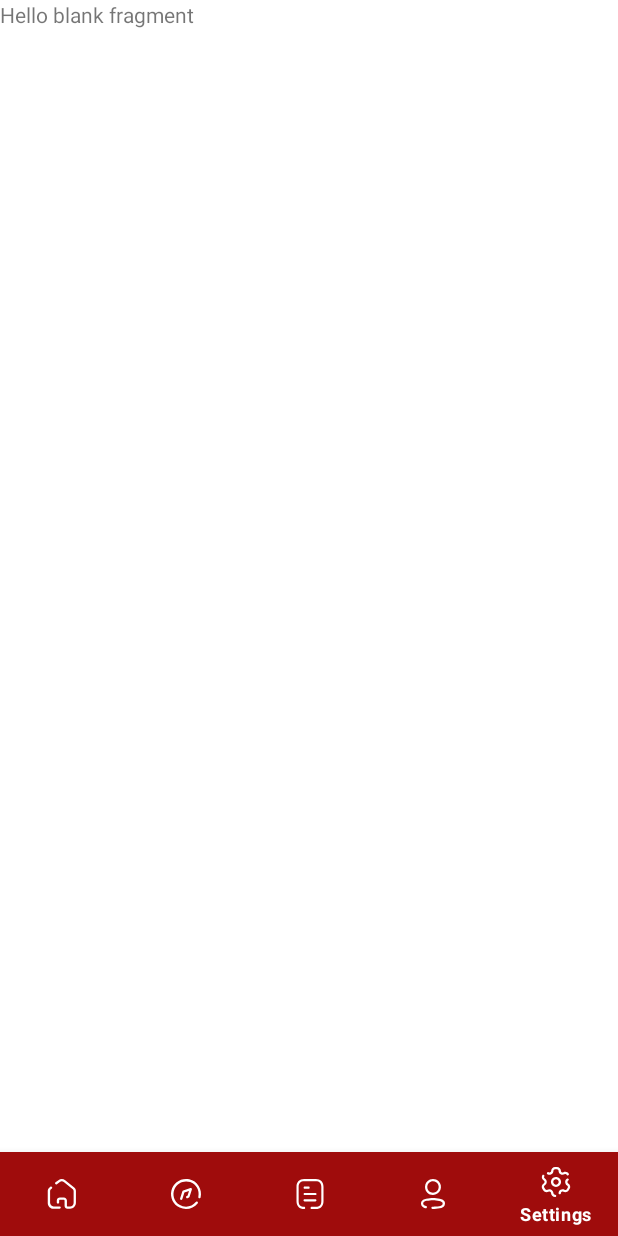
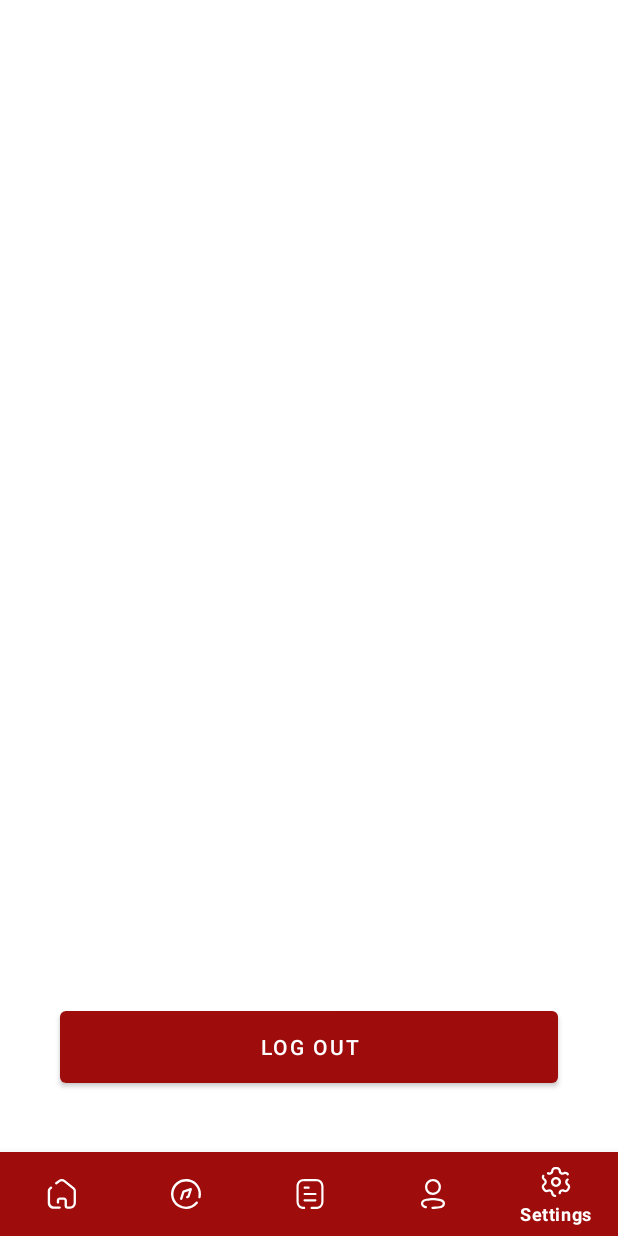
Before and after one commit to AvneetSingh2001/Halchal, an Android app: the screen it shows after launch once a user with an empty profile is signed in (HomeActivity), item 5 of the bottom bar chosen, on a phone screen of 412 x 824 dp. Run offline under Robolectric (Android 15) with nearby library versions, the phone set to English and light mode, and no system bars; our stand-ins replace Dagger/Hilt's generated code, Firebase (no records; nobody signed in at launch, a user with empty details on screens opened directly), navigation-ui; 1 statement that could not run was skipped.

Commit message:
HomeScreen

```diff
--- a/app/src/main/java/com/avicodes/halchalin/presentation/di/FactoryModule.kt
+++ b/app/src/main/java/com/avicodes/halchalin/presentation/di/FactoryModule.kt
@@ -3,6 +3,9 @@ package com.avicodes.halchalin.presentation.di
 import com.avicodes.halchalin.domain.usecase.authenticationUseCase.*
 import com.avicodes.halchalin.presentation.ui.auth.AuthFragmentViewModelFactory
 import com.avicodes.halchalin.presentation.ui.auth.DetailsFragmentViewModelFactory
+import com.avicodes.halchalin.presentation.ui.home.HomeActivityViewModelFactory
+import com.google.firebase.auth.FirebaseAuth
+import com.google.firebase.ktx.Firebase
 import dagger.Module
 import dagger.Provides
 import dagger.hilt.InstallIn
@@ -37,4 +40,11 @@ class FactoryModule {
         )
     }
 
+    @Singleton
+    @Provides
+    fun provideHomeActivityViewModelFactory(
+        auth: FirebaseAuth
+    ): HomeActivityViewModelFactory {
+        return HomeActivityViewModelFactory(auth)
+    }
 }
--- a/app/src/main/java/com/avicodes/halchalin/presentation/ui/auth/AuthFragment.kt
+++ b/app/src/main/java/com/avicodes/halchalin/presentation/ui/auth/AuthFragment.kt
@@ -52,7 +52,6 @@ class AuthFragment : Fragment() {
     override fun onViewCreated(view: View, savedInstanceState: Bundle?) {
         super.onViewCreated(view, savedInstanceState)
 
-
         viewModel = ViewModelProvider(requireActivity(), viewModelFactory)[AuthFragmentViewModel::class.java]
 
         binding.apply {
@@ -78,9 +77,7 @@ class AuthFragment : Fragment() {
                                     progCons.visibility = View.VISIBLE
                                     mainCons.visibility = View.INVISIBLE
                                     if(text == context?.getString(R.string.code_sent)) {
-                                        val action =
-                                            AuthFragmentDirections.actionAuthFragmentToCodeAuthFragment("+91$phone")
-                                        requireView().findNavController().navigate(action)
+                                        navigateToCodeAuth(phone)
                                     }
                                     Log.e("MYTAG", "AuthFragment")
                                 }
@@ -114,11 +111,17 @@ class AuthFragment : Fragment() {
         }
     }
 
+    override fun onResume() {
+        super.onResume()
+
+    }
+
 
     fun navigateToNextScreen(phone: String) {
         viewModel.getUser(phone).observe(requireActivity(), Observer {
             when(it) {
                 is Response.Success -> {
+
                     if(it.data != null) {
                         Log.i("MYTAG", "Success to home: ${phone}")
                         navigateToHomeScreen()
@@ -135,7 +138,11 @@ class AuthFragment : Fragment() {
                         Log.e("Loading", it.toString())
                 }
             }
+
         })
+
+
+
     }
 
     fun navigateToDetailsScreen() {
@@ -147,4 +154,10 @@ class AuthFragment : Fragment() {
         val action = AuthFragmentDirections.actionAuthFragmentToHomeActivity()
         requireView().findNavController().navigate(action)
     }
+
+    fun navigateToCodeAuth(phone: String) {
+        val action =
+            AuthFragmentDirections.actionAuthFragmentToCodeAuthFragment("+91$phone")
+        requireView().findNavController().navigate(action)
+    }
 }
--- a/app/src/main/java/com/avicodes/halchalin/presentation/ui/home/AdsFragment.kt
+++ b/app/src/main/java/com/avicodes/halchalin/presentation/ui/home/AdsFragment.kt
@@ -6,6 +6,7 @@ import android.view.LayoutInflater
 import android.view.View
 import android.view.ViewGroup
 import com.avicodes.halchalin.R
+import dagger.hilt.android.AndroidEntryPoint
 
 // TODO: Rename parameter arguments, choose names that match
 // the fragment initialization parameters, e.g. ARG_ITEM_NUMBER
@@ -17,6 +18,7 @@ private const val ARG_PARAM2 = "param2"
  * Use the [AdsFragment.newInstance] factory method to
  * create an instance of this fragment.
  */
+@AndroidEntryPoint
 class AdsFragment : Fragment() {
     // TODO: Rename and change types of parameters
     private var param1: String? = null
--- a/app/src/main/java/com/avicodes/halchalin/presentation/ui/home/HomeActivity.kt
+++ b/app/src/main/java/com/avicodes/halchalin/presentation/ui/home/HomeActivity.kt
@@ -3,11 +3,14 @@ package com.avicodes.halchalin.presentation.ui.home
 import androidx.appcompat.app.AppCompatActivity
 import android.os.Bundle
 import android.view.View
+import androidx.lifecycle.ViewModelProvider
+import androidx.lifecycle.viewmodel.compose.viewModel
 import androidx.navigation.findNavController
 import androidx.navigation.ui.setupWithNavController
 import com.avicodes.halchalin.R
 import com.avicodes.halchalin.databinding.ActivityHomeBinding
 import dagger.hilt.android.AndroidEntryPoint
+import javax.inject.Inject
 
 @AndroidEntryPoint
 class HomeActivity : AppCompatActivity() {
@@ -15,10 +18,17 @@ class HomeActivity : AppCompatActivity() {
     private var _binding: ActivityHomeBinding? = null
     private val binding get() = _binding!!
 
+    @Inject
+    lateinit var viewModelFactory: HomeActivityViewModelFactory
+
+    private lateinit var viewModel: HomeActivityViewModel
+
     override fun onCreate(savedInstanceState: Bundle?) {
         super.onCreate(savedInstanceState)
         _binding = ActivityHomeBinding.inflate(layoutInflater)
         setContentView(binding.root)
+
+        viewModel = ViewModelProvider(this, viewModelFactory)[HomeActivityViewModel::class.java]
 
         val navController  = findNavController(R.id.fragmentContainerView)
         navController.setGraph(
@@ -46,4 +56,8 @@ class HomeActivity : AppCompatActivity() {
         binding.bottomNavigation.visibility = View.GONE
 
     }
+
+    fun logout() {
+        viewModel.logout()
+    }
 }
--- /dev/null
+++ b/app/src/main/java/com/avicodes/halchalin/presentation/ui/home/HomeActivityViewModel.kt
@@ -0,0 +1,15 @@
+package com.avicodes.halchalin.presentation.ui.home
+
+import androidx.lifecycle.ViewModel
+import com.google.firebase.auth.FirebaseAuth
+import com.google.firebase.ktx.Firebase
+
+
+class HomeActivityViewModel(
+    val auth: FirebaseAuth
+): ViewModel() {
+
+    fun logout() {
+        auth.signOut()
+    }
+}
--- /dev/null
+++ b/app/src/main/java/com/avicodes/halchalin/presentation/ui/home/HomeActivityViewModelFactory.kt
@@ -0,0 +1,19 @@
+package com.avicodes.halchalin.presentation.ui.home
+
+import androidx.lifecycle.ViewModel
+import androidx.lifecycle.ViewModelProvider
+import com.avicodes.halchalin.domain.usecase.authenticationUseCase.GetUserPhoneUseCase
+import com.avicodes.halchalin.domain.usecase.authenticationUseCase.UserUploadRemotelyUseCase
+import com.avicodes.halchalin.presentation.ui.auth.DetailsFragmentViewModel
+import com.google.firebase.auth.FirebaseAuth
+
+class HomeActivityViewModelFactory(
+    val auth: FirebaseAuth
+): ViewModelProvider.Factory{
+
+    override fun <T : ViewModel> create(modelClass: Class<T>): T {
+        return HomeActivityViewModel(
+            auth
+        ) as T
+    }
+}
--- a/app/src/main/java/com/avicodes/halchalin/presentation/ui/home/HomeFragment.kt
+++ b/app/src/main/java/com/avicodes/halchalin/presentation/ui/home/HomeFragment.kt
@@ -6,6 +6,7 @@ import android.view.LayoutInflater
 import android.view.View
 import android.view.ViewGroup
 import com.avicodes.halchalin.R
+import dagger.hilt.android.AndroidEntryPoint
 
 // TODO: Rename parameter arguments, choose names that match
 // the fragment initialization parameters, e.g. ARG_ITEM_NUMBER
@@ -17,6 +18,7 @@ private const val ARG_PARAM2 = "param2"
  * Use the [HomeFragment.newInstance] factory method to
  * create an instance of this fragment.
  */
+@AndroidEntryPoint
 class HomeFragment : Fragment() {
     // TODO: Rename and change types of parameters
     private var param1: String? = null
--- a/app/src/main/java/com/avicodes/halchalin/presentation/ui/home/NewsFragment.kt
+++ b/app/src/main/java/com/avicodes/halchalin/presentation/ui/home/NewsFragment.kt
@@ -6,6 +6,7 @@ import android.view.LayoutInflater
 import android.view.View
 import android.view.ViewGroup
 import com.avicodes.halchalin.R
+import dagger.hilt.android.AndroidEntryPoint
 
 // TODO: Rename parameter arguments, choose names that match
 // the fragment initialization parameters, e.g. ARG_ITEM_NUMBER
@@ -17,6 +18,7 @@ private const val ARG_PARAM2 = "param2"
  * Use the [NewsFragment.newInstance] factory method to
  * create an instance of this fragment.
  */
+@AndroidEntryPoint
 class NewsFragment : Fragment() {
     // TODO: Rename and change types of parameters
     private var param1: String? = null
--- a/app/src/main/java/com/avicodes/halchalin/presentation/ui/home/NewsVpFragment.kt
+++ b/app/src/main/java/com/avicodes/halchalin/presentation/ui/home/NewsVpFragment.kt
@@ -6,6 +6,7 @@ import android.view.LayoutInflater
 import android.view.View
 import android.view.ViewGroup
 import com.avicodes.halchalin.R
+import dagger.hilt.android.AndroidEntryPoint
 
 // TODO: Rename parameter arguments, choose names that match
 // the fragment initialization parameters, e.g. ARG_ITEM_NUMBER
@@ -17,6 +18,7 @@ private const val ARG_PARAM2 = "param2"
  * Use the [NewsVpFragment.newInstance] factory method to
  * create an instance of this fragment.
  */
+@AndroidEntryPoint
 class NewsVpFragment : Fragment() {
     // TODO: Rename and change types of parameters
     private var param1: String? = null
--- a/app/src/main/java/com/avicodes/halchalin/presentation/ui/home/SettingsFragment.kt
+++ b/app/src/main/java/com/avicodes/halchalin/presentation/ui/home/SettingsFragment.kt
@@ -6,55 +6,32 @@ import android.view.LayoutInflater
 import android.view.View
 import android.view.ViewGroup
 import com.avicodes.halchalin.R
+import com.avicodes.halchalin.databinding.FragmentSettingsBinding
+import dagger.hilt.android.AndroidEntryPoint
 
-// TODO: Rename parameter arguments, choose names that match
-// the fragment initialization parameters, e.g. ARG_ITEM_NUMBER
-private const val ARG_PARAM1 = "param1"
-private const val ARG_PARAM2 = "param2"
 
-/**
- * A simple [Fragment] subclass.
- * Use the [SettingsFragment.newInstance] factory method to
- * create an instance of this fragment.
- */
+@AndroidEntryPoint
 class SettingsFragment : Fragment() {
-    // TODO: Rename and change types of parameters
-    private var param1: String? = null
-    private var param2: String? = null
 
-    override fun onCreate(savedInstanceState: Bundle?) {
-        super.onCreate(savedInstanceState)
-        arguments?.let {
-            param1 = it.getString(ARG_PARAM1)
-            param2 = it.getString(ARG_PARAM2)
-        }
-    }
+    private var _binding : FragmentSettingsBinding? = null
+    private val binding get() = _binding!!
 
     override fun onCreateView(
         inflater: LayoutInflater, container: ViewGroup?,
         savedInstanceState: Bundle?
     ): View? {
         // Inflate the layout for this fragment
-        return inflater.inflate(R.layout.fragment_settings, container, false)
+        _binding = FragmentSettingsBinding.inflate(inflater, container, false)
+        return binding.root
     }
 
-    companion object {
-        /**
-         * Use this factory method to create a new instance of
-         * this fragment using the provided parameters.
-         *
-         * @param param1 Parameter 1.
-         * @param param2 Parameter 2.
-         * @return A new instance of fragment SettingsFragment.
-         */
-        // TODO: Rename and change types and number of parameters
-        @JvmStatic
-        fun newInstance(param1: String, param2: String) =
-            SettingsFragment().apply {
-                arguments = Bundle().apply {
-                    putString(ARG_PARAM1, param1)
-                    putString(ARG_PARAM2, param2)
-                }
+    override fun onViewCreated(view: View, savedInstanceState: Bundle?) {
+        super.onViewCreated(view, savedInstanceState)
+
+        binding.run {
+            btnLogout.setOnClickListener {
+                (activity as HomeActivity).logout()
             }
+        }
     }
 }
--- a/app/src/main/res/layout/fragment_settings.xml
+++ b/app/src/main/res/layout/fragment_settings.xml
@@ -5,10 +5,13 @@
     android:layout_height="match_parent"
     tools:context=".presentation.ui.home.SettingsFragment">
 
-    <!-- TODO: Update blank fragment layout -->
-    <TextView
+    <Button
+        android:layout_gravity="bottom"
         android:layout_width="match_parent"
-        android:layout_height="match_parent"
-        android:text="@string/hello_blank_fragment" />
+        android:layout_height="60dp"
+        android:text="LOG OUT"
+        android:id="@+id/btnLogout"
+        android:layout_margin="40dp"
+        />
 
 </FrameLayout>
--- a/app/src/main/res/navigation/home_nav_graph.xml
+++ b/app/src/main/res/navigation/home_nav_graph.xml
@@ -29,5 +29,17 @@
         android:id="@+id/settingsFragment"
         android:name="com.avicodes.halchalin.presentation.ui.home.SettingsFragment"
         android:label="fragment_settings"
-        tools:layout="@layout/fragment_settings" />
+        tools:layout="@layout/fragment_settings" >
+        <action
+            android:id="@+id/action_settingsFragment_to_mainActivity"
+            app:destination="@id/mainActivity"
+            app:launchSingleTop="true"
+            app:popUpTo="@id/mainActivity"
+            app:popUpToInclusive="true" />
+    </fragment>
+    <activity
+        android:id="@+id/mainActivity"
+        android:name="com.avicodes.halchalin.MainActivity"
+        android:label="activity_main"
+        tools:layout="@layout/activity_main" />
 </navigation>
```
Also changed, not shown: app/src/main/res/drawable/bg_tab.xml (added, +18 -0 lines), app/src/main/res/navigation/auth_nav_graph.xml (+12 -3 lines).
